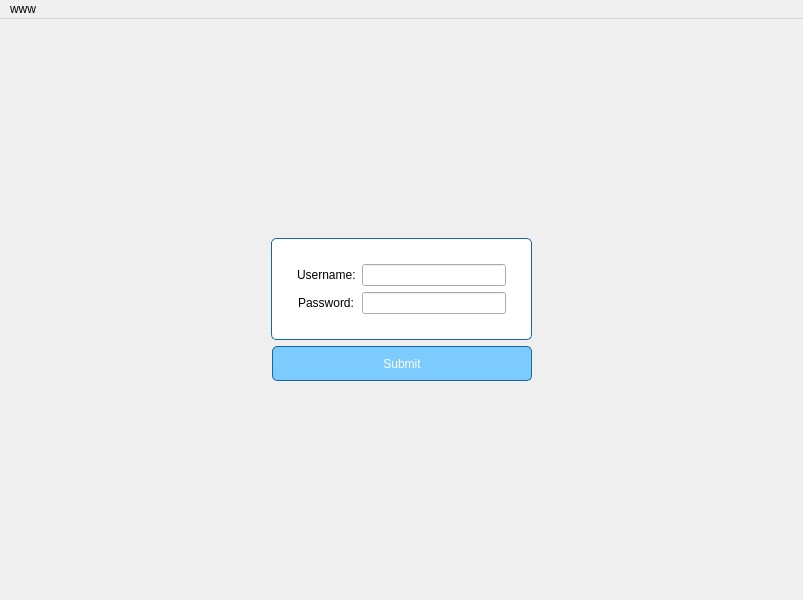
Above: testwidgets/mainwindow.ui from wuzhibo/testqt before the change. Below: the same form after it.
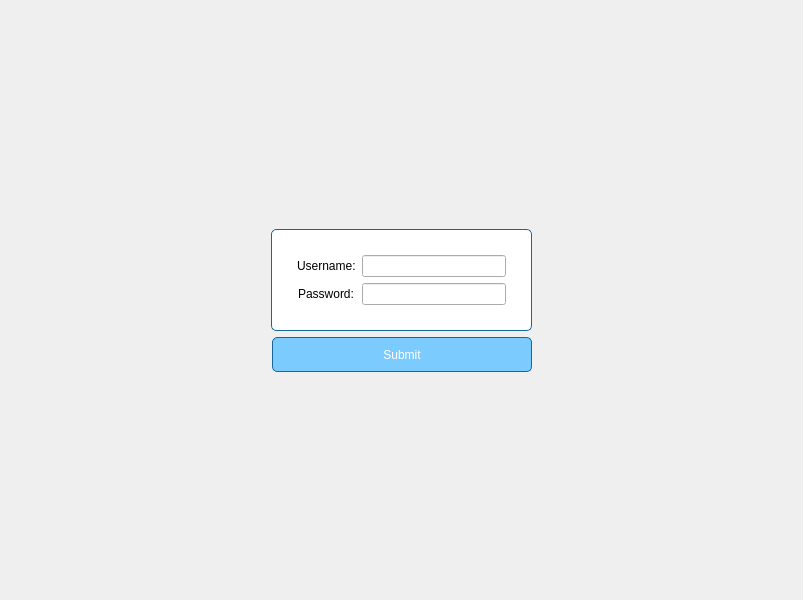
That is the form after the change. Icons and pictures are not drawn.

Commit message: 移除菜单栏

```diff
--- a/testwidgets/mainwindow.ui
+++ b/testwidgets/mainwindow.ui
@@ -385,22 +385,6 @@
     </item>
    </layout>
   </widget>
-  <widget class="QMenuBar" name="menuBar">
-   <property name="geometry">
-    <rect>
-     <x>0</x>
-     <y>0</y>
-     <width>803</width>
-     <height>22</height>
-    </rect>
-   </property>
-   <widget class="QMenu" name="menuwww">
-    <property name="title">
-     <string>www</string>
-    </property>
-   </widget>
-   <addaction name="menuwww"/>
-  </widget>
   <action name="actionwuhib">
    <property name="text">
     <string>wuhib</string>
```
